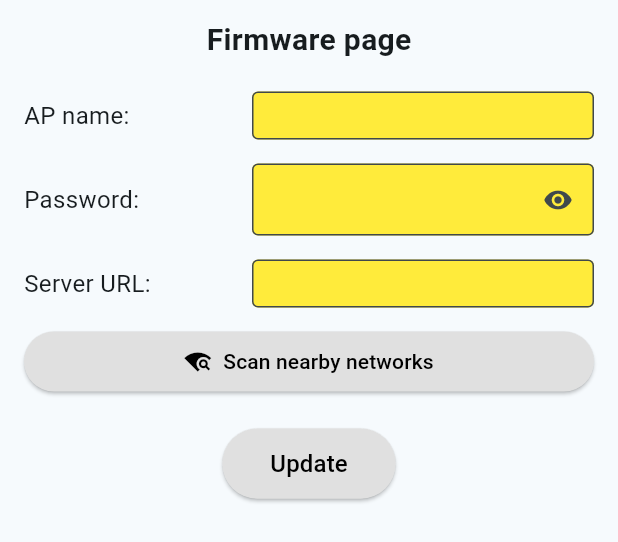
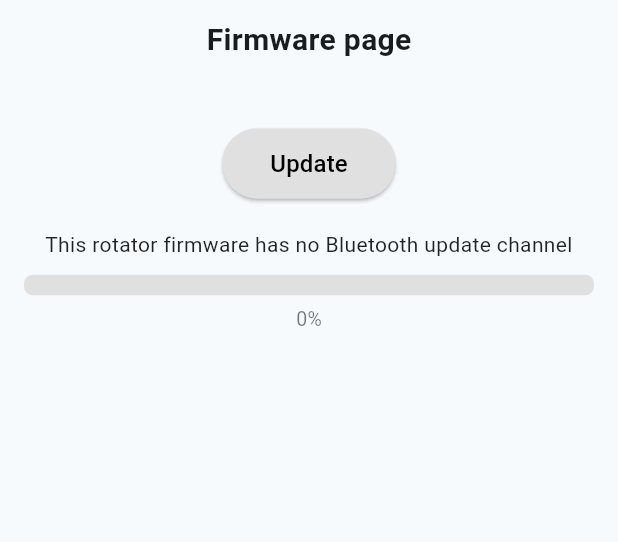
Before and after one commit to Bibusik/gyro360, a Flutter app: the _FirmwarePage widget shown alone on an empty page, opened directly with empty values, after a tap on "Update", on a phone screen of 412 x 824 dp. Shown: the top 542 px of the screen. Run offline on Flutter 3.47's test engine with Material 3 defaults, Android fonts, the phone set to English and light mode, and no system bars; our stand-ins replace flutter_blue_plus, permission_handler, sensors_plus, shared_preferences, wakelock_plus; accounts and stored records are empty.

Commit message:
Update firmware over Bluetooth instead of a WiFi hotspot
The rotator used to download the image itself, which needed an access
point and ~40-45 KB of contiguous heap for the TLS handshake - the part
that kept failing. Now the phone downloads the image and hands it over
BLE, so the box needs neither WiFi nor TLS.

The firmware page is down to one button, a status line and a 0-100% bar.
Progress follows what the box has acknowledged writing to flash, not what
the phone has sent, so the bar cannot run ahead of the actual flashing.

Before transferring anything the app compares the downloaded image with
the MD5 the box reports for its running sketch, and says the firmware is
already up to date instead of pushing 1.5 MB for nothing.

The firmware URL now lives in the app rather than in the box: the box
does not download anything any more, and it used to hand the tokenised
link to every client that connected.

Co-Authored-By: Claude Opus 5 <noreply@anthropic.com>

```diff
--- a/lib/main.dart
+++ b/lib/main.dart
@@ -8,7 +8,8 @@ import 'package:permission_handler/permission_handler.dart';
 import 'package:sensors_plus/sensors_plus.dart';
 import 'package:shared_preferences/shared_preferences.dart';
 import 'package:wakelock_plus/wakelock_plus.dart';
-import 'package:wifi_scan/wifi_scan.dart';
+import 'package:http/http.dart' as http;
+import 'package:crypto/crypto.dart';
 
 // Источник наклона для режима Rod Remote. Ротатору всё равно, откуда пришёл
 // угол: физический WT901 шлёт его сам по своему BLE-каналу, телефон - командой
@@ -37,6 +38,14 @@ class Gyro360App extends StatelessWidget {
   }
 }
 
+// Адрес прошивки держим здесь, а не в коробке. Во-первых, в новой схеме образ
+// качает телефон, а коробка в интернет не ходит вовсе - хранить адрес загрузки
+// в устройстве, которое ничего не загружает, незачем. Во-вторых, коробка
+// раздавала бы его в статусе любому подключившемуся клиенту, и ссылка с
+// токеном уходила бы в эфир при каждом подключении.
+const String kFirmwareUrl =
+    'https://gyro360.lv/serz/ota.php?t=c0dc4cd791de6a5f24489e572ea6f6dcfb65827a5a82022c8f14f83a153ceca0';
+
 // ─── BLE GATT Manager (Nordic UART Service) ───────────────────────────────────
 class BtManager {
   static final BtManager _instance = BtManager._();
@@ -46,10 +55,12 @@ class BtManager {
   static final Guid _serviceUuid = Guid('6E400001-B5A3-F393-E0A9-E50E24DCCA9E');
   static final Guid _rxCharUuid  = Guid('6E400002-B5A3-F393-E0A9-E50E24DCCA9E'); // телефон -> ESP32
   static final Guid _txCharUuid  = Guid('6E400003-B5A3-F393-E0A9-E50E24DCCA9E'); // ESP32 -> телефон
+  static final Guid _otaCharUuid = Guid('6E400004-B5A3-F393-E0A9-E50E24DCCA9E'); // телефон -> ESP32 (бинарь прошивки)
 
   BluetoothDevice? _device;
   BluetoothCharacteristic? _rxChar; // write
   BluetoothCharacteristic? _txChar; // notify
+  BluetoothCharacteristic? _otaChar; // write without response
   final _dataController = StreamController<String>.broadcast();
   String _buffer = '';
   StreamSubscription? _connSub;
@@ -77,6 +88,7 @@ class BtManager {
     for (final c in svc.characteristics) {
       if (c.uuid == _rxCharUuid) _rxChar = c;
       if (c.uuid == _txCharUuid) _txChar = c;
+      if (c.uuid == _otaCharUuid) _otaChar = c;
     }
     if (_txChar != null) {
       await _txChar!.setNotifyValue(true);
@@ -110,6 +122,25 @@ class BtManager {
     } catch (_) {}
   }
 
+  // Прошивка коробки старше этой сборки такой характеристики не отдаёт —
+  // по её отсутствию и понимаем, что обновляться по BLE ещё нечем.
+  bool get canUpdateOverBle => _otaChar != null && _connected;
+
+  // Размер куска берём от согласованного MTU: три служебных байта уходит на
+  // заголовок ATT. Android соглашается на запрошенные 247, iOS решает сам и
+  // обычно даёт 185 - на iPhone кусок просто получится меньше.
+  int get otaChunkSize {
+    final mtu = _device?.mtuNow ?? 23;
+    final n = mtu - 3;
+    return n < 20 ? 20 : (n > 244 ? 244 : n);
+  }
+
+  Future<void> sendOtaChunk(List<int> data) async {
+    final ch = _otaChar;
+    if (ch == null || !_connected) throw Exception('OTA channel not available');
+    await ch.write(data, withoutResponse: true);
+  }
+
   Future<void> disconnect() async {
     _notifySub?.cancel();
     _connSub?.cancel();
@@ -117,6 +148,7 @@ class BtManager {
     _device = null;
     _rxChar = null;
     _txChar = null;
+    _otaChar = null;
     _connected = false;
     _buffer = '';
   }
@@ -153,6 +185,10 @@ class AppState extends ChangeNotifier {
   // (нет "=", ни один case не совпадает), и в приложении вообще не было
   // видно, идёт ли прошивка и чем она закончилась - как и в вебе до этого.
   String otaMsg = '';
+  // Контрольная сумма прошивки, которая сейчас работает в коробке
+  // (ESP.getSketchMD5 на её стороне). По ней страница обновления понимает,
+  // отличается ли образ на сервере от уже установленного.
+  String fwMd5 = '';
 
   // WT901 настройки (хранятся на ротаторе)
   bool wt901Enabled = false;
@@ -252,6 +288,7 @@ class AppState extends ChangeNotifier {
         case 'SSID': ssid = v;
         case 'PASS': pass = v;
         case 'URL': url = v;
+        case 'FW_MD5': fwMd5 = v;
         case 'WT901_ENABLED': wt901Enabled = v == '1';
         case 'WT901_DEAD': wt901DeadZone = double.tryParse(v) ?? wt901DeadZone;
         case 'WT901_SPEED': wt901Speed = int.tryParse(v) ?? wt901Speed;
@@ -307,6 +344,11 @@ class _MainScreenState extends State<MainScreen> {
         if (trimmed == 'CH_3_ON') { _state.activeChannel = 2; Future.delayed(const Duration(milliseconds: 500), () { if (mounted) setState(() => _state.activeChannel = -1); }); return; }
         if (trimmed == 'CH_4_ON') { _state.activeChannel = 3; Future.delayed(const Duration(milliseconds: 500), () { if (mounted) setState(() => _state.activeChannel = -1); }); return; }
         if (trimmed.startsWith('OTA:')) { _state.otaMsg = trimmed; return; }
+        // Ответами на передачу прошивки занимается страница обновления, у неё
+        // своя подписка. Сюда они попадать не должны: подтверждение приходит
+        // каждые пару килобайт, и перерисовывать из-за них весь экран сотни
+        // раз подряд ни к чему.
+        if (trimmed.startsWith('BOTA_')) return;
         _state.parseData(data);
       });
     });
@@ -2349,192 +2391,182 @@ class _FirmwarePage extends StatefulWidget {
 }
 
 class _FirmwarePageState extends State<_FirmwarePage> {
-  late TextEditingController _ssid, _pass, _url;
-  final _ssidFocus = FocusNode(), _passFocus = FocusNode(), _urlFocus = FocusNode();
-  StreamSubscription<List<WiFiAccessPoint>>? _wifiSub;
-  List<MapEntry<String, int>> _nets = [];
-  bool _scanningWifi = false;
-  bool _showPass = false;
-  // Что отправлено, но ещё не подтверждено ротатором - такие значения нельзя
-  // затирать приходящим статусом, он какое-то время несёт прежние (см.
-  // _onStateChange).
-  String? _ssidPending, _passPending, _urlPending;
-
-  @override
-  void initState() {
-    super.initState();
-    _ssid = TextEditingController(text: widget.state.ssid);
-    _pass = TextEditingController(text: widget.state.pass);
-    _url  = TextEditingController(text: widget.state.url);
-    // Кнопки Send убраны — поля отправляют значение сами, как только
-    // теряют фокус (тап в другое место/скрытие клавиатуры).
-    _ssidFocus.addListener(() { if (!_ssidFocus.hasFocus) { _ssidPending = _ssid.text; widget.bt.send('SSID=${_ssid.text};'); } });
-    _passFocus.addListener(() { if (!_passFocus.hasFocus) { _passPending = _pass.text; widget.bt.send('PASS=${_pass.text};'); } });
-    _urlFocus.addListener(()  { if (!_urlFocus.hasFocus)  { _urlPending  = _url.text;  widget.bt.send('URL=${_url.text};'); } });
-    widget.state.addListener(_onStateChange);
-  }
-
-  // Страница создаётся один раз при старте приложения (IndexedStack держит
-  // все страницы смонтированными), а значения SSID/PASS/URL с ротатора
-  // приходят позже (после READ_ALL при подключении) — без этого слушателя
-  // поля так и оставались пустыми, даже когда на роторе что-то сохранено.
-  // Не трогаем поле, если пользователь сейчас его редактирует.
-  void _onStateChange() {
-    final s = widget.state;
-    // Отправленное значение считаем подтверждённым, только когда ротатор
-    // пришлёт его обратно.
-    if (_ssidPending == s.ssid) _ssidPending = null;
-    if (_passPending == s.pass) _passPending = null;
-    if (_urlPending  == s.url)  _urlPending  = null;
-
-    // Защиты "поле в фокусе" мало: поле отправляет значение, ТЕРЯЯ фокус, а
-    // ротатор ещё какое-то время шлёт статус со старым. Стоило перейти из
-    // URL в пароль - и только что введённый адрес молча заменялся прежним.
-    // Дальше Update уходил со старым адресом, и сервер отвечал 404. То же с
-    // паролем: набранный откатывался, поэтому и казалось, что подключиться
-    // можно только "поставив курсор" (то есть введя заново).
-    if (!_ssidFocus.hasFocus && _ssidPending == null && _ssid.text != s.ssid) _ssid.text = s.ssid;
-    if (!_passFocus.hasFocus && _passPending == null && _pass.text != s.pass) _pass.text = s.pass;
-    if (!_urlFocus.hasFocus  && _urlPending  == null && _url.text  != s.url)  _url.text  = s.url;
-  }
-
-  @override
-  void dispose() {
-    widget.state.removeListener(_onStateChange);
-    _wifiSub?.cancel();
-    _ssidFocus.dispose(); _passFocus.dispose(); _urlFocus.dispose();
-    _ssid.dispose(); _pass.dispose(); _url.dispose();
-    super.dispose();
-  }
-
-  // Сканируем WiFi-сети самим телефоном (как в web — там браузер тоже
-  // просто отображает список, доступный устройству, с которого смотрят
-  // страницу), а не ротатором: у ротатора и так одна антенна на WiFi+BLE,
-  // и WiFi.scanNetworks() на его стороне на 1-3+ секунды блокировал радио,
-  // из-за чего активное BLE-соединение с телефоном успевало оборваться.
-  Future<void> _scanWifi() async {
-    setState(() { _scanningWifi = true; _nets = []; });
-    final granted = await [Permission.locationWhenInUse, Permission.nearbyWifiDevices].request();
-    if (granted[Permission.locationWhenInUse]?.isGranted != true) {
-      if (mounted) setState(() => _scanningWifi = false);
+  bool _busy = false;
+  double _progress = 0;   // 0..1, ею же живёт шкала
+  String _status = '';    // строка состояния, по-английски
+
+  void _say(String s, {double? p}) {
+    if (!mounted) return;
+    setState(() { _status = s; if (p != null) _progress = p; });
+  }
+
+  // Прошивку скачивает сам телефон и отдаёт её коробке по BLE. Раньше коробка
+  // лезла в интернет сама, для чего ей нужна была точка доступа и ~40-45 КБ
+  // единым куском под рукопожатие TLS - на нехватке этой памяти обновление
+  // регулярно и срывалось. Теперь TLS остаётся на телефоне.
+  Future<void> _update() async {
+    if (_busy) return;
+    const url = kFirmwareUrl;
+    if (!widget.bt.canUpdateOverBle) {
+      _say('This rotator firmware has no Bluetooth update channel');
       return;
     }
-    final can = await WiFiScan.instance.canStartScan();
-    if (can != CanStartScan.yes) {
-      if (mounted) setState(() => _scanningWifi = false);
-      return;
+    setState(() { _busy = true; _progress = 0; _status = 'Downloading firmware...'; });
+    try {
+      Uint8List image;
+      try {
+        final resp = await http.get(Uri.parse(url)).timeout(const Duration(seconds: 60));
+        if (resp.statusCode != 200) { _say('Download failed: HTTP ${resp.statusCode}', p: 0); return; }
+        image = resp.bodyBytes;
+      } catch (e) {
+        _say('Download failed: $e', p: 0); return;
+      }
+      if (image.length < 4096) { _say('Downloaded file is not a firmware image', p: 0); return; }
+
+      // Сверяем скачанное с тем, что уже стоит в коробке: она сообщает
+      // контрольную сумму работающего образа (ESP.getSketchMD5). Совпало -
+      // передавать полтора мегабайта незачем.
+      final digest = md5.convert(image).toString();
+      if (widget.state.fwMd5.isNotEmpty && widget.state.fwMd5.toLowerCase() == digest.toLowerCase()) {
+        _say('Firmware is already up to date', p: 1);
+        return;
+      }
+
+      await _upload(image, digest);
+    } finally {
+      if (mounted) setState(() => _busy = false);
     }
-    await WiFiScan.instance.startScan();
-    _wifiSub?.cancel();
-    _wifiSub = WiFiScan.instance.onScannedResultsAvailable.listen((results) {
-      final nets = <String, int>{};
-      for (final r in results) {
-        if (r.ssid.isEmpty) continue;
-        if (!nets.containsKey(r.ssid) || nets[r.ssid]! < r.level) nets[r.ssid] = r.level;
+  }
+
+  // Передача идёт с окном подтверждений: коробка отвечает BOTA_ACK каждые
+  // пару килобайт, и убегать вперёд дальше окна нельзя. Без этого телефон
+  // засыпал бы её пакетами быстрее, чем она успевает писать во флеш (запись
+  // на границе сектора блокирует на десятки миллисекунд), и куски терялись бы
+  // молча - запись без подтверждения ничего не сообщает отправителю.
+  Future<void> _upload(Uint8List image, String digest) async {
+    int acked = 0;
+    int window = 4096;
+    String? error;
+    bool done = false;
+    final ready = Completer<void>();
+
+    final sub = widget.bt.dataStream.listen((line) {
+      final s = line.trim();
+      if (s.startsWith('BOTA_READY=')) {
+        window = int.tryParse(s.substring(11)) ?? window;
+        if (!ready.isCompleted) ready.complete();
+      } else if (s.startsWith('BOTA_ACK=')) {
+        acked = int.tryParse(s.substring(9)) ?? acked;
+      } else if (s == 'BOTA_DONE') {
+        done = true;
+      } else if (s.startsWith('BOTA_ERR=')) {
+        error ??= s.substring(9);
+      } else if (s == '__DISCONNECTED__') {
+        error ??= 'connection lost';
       }
-      final list = nets.entries.map((e) => MapEntry(e.key, e.value)).toList()
-        ..sort((a, b) => b.value.compareTo(a.value));
-      if (mounted) setState(() { _nets = list; _scanningWifi = false; });
-      // Скан одноразовый: подписка на этот стрим иначе продолжает жить и
-      // подсовывает список повторно при следующем системном скане (даже
-      // не нашем), из-за чего он "всплывал" сам по себе.
-      _wifiSub?.cancel();
-      _wifiSub = null;
     });
+
+    try {
+      _say('Preparing rotator...', p: 0);
+      await widget.bt.send('BOTA_BEGIN=${image.length},$digest');
+      try {
+        await ready.future.timeout(const Duration(seconds: 15));
+      } on TimeoutException {
+        _say(error ?? 'Rotator did not respond', p: 0);
+        return;
+      }
+      if (error != null) { _say(error!, p: 0); return; }
+
+      final chunk = widget.bt.otaChunkSize;
+      int sent = 0;
+      int shownPct = -1;
+      int lastAcked = 0;
+      var lastMove = DateTime.now();
+
+      while (sent < image.length) {
+        if (error != null) { _say(error!); return; }
+        if (sent - acked >= window) {          // упёрлись в окно, ждём подтверждения
+          if (acked != lastAcked) { lastAcked = acked; lastMove = DateTime.now(); }
+          if (DateTime.now().difference(lastMove) > const Duration(seconds: 20)) {
+            _say('Transfer stalled'); return;
+          }
+          await Future.delayed(const Duration(milliseconds: 4));
+          continue;
+        }
+        lastAcked = acked; lastMove = DateTime.now();
+        final end = (sent + chunk > image.length) ? image.length : sent + chunk;
+        try {
+          await widget.bt.sendOtaChunk(image.sublist(sent, end));
+        } catch (e) {
+          _say('Send failed: $e'); return;
+        }
+        sent = end;
+        // Проценты считаем по подтверждённому, а не по отправленному: шкала
+        // должна показывать записанное во флеш, иначе она добежала бы до
+        // конца заметно раньше самой прошивки.
+        final pct = acked * 100 ~/ image.length;
+        if (pct != shownPct) {
+          shownPct = pct;
+          _say('Uploading to rotator... $pct%', p: acked / image.length);
+        }
+      }
+
+      await widget.bt.send('BOTA_END');
+      _say('Finishing...', p: 1);
+      // Коробка досчитывает контрольную сумму и переключает загрузочный слот.
+      final deadline = DateTime.now().add(const Duration(seconds: 90));
+      while (!done && error == null && DateTime.now().isBefore(deadline)) {
+        await Future.delayed(const Duration(milliseconds: 100));
+      }
+      // Порядок проверок важен: сразу за подтверждением коробка уходит в
+      // перезагрузку, и связь рвётся - обрыв тут означает успех, а не сбой.
+      if (done) {
+        _say('Update complete. Rotator is rebooting.', p: 1);
+      } else {
+        _say(error ?? 'No confirmation from rotator', p: 1);
+      }
+    } finally {
+      await sub.cancel();
+    }
   }
 
   @override
   Widget build(BuildContext context) {
-    final bt = widget.bt;
     return SingleChildScrollView(child: Column(children: [
       _pageTitle('Firmware page'),
-      _fieldRow('AP name:', _ssid, _ssidFocus),
-      _fieldRow('Password:', _pass, _passFocus, obscure: !_showPass),
-      _fieldRow('Server URL:', _url, _urlFocus),
-      Padding(
-        padding: const EdgeInsets.symmetric(horizontal: 16, vertical: 4),
-        child: SizedBox(width: double.infinity, child: ElevatedButton.icon(
-          icon: _scanningWifi
-              ? const SizedBox(width: 16, height: 16, child: CircularProgressIndicator(strokeWidth: 2))
-              : const Icon(Icons.wifi_find),
-          label: Text(_scanningWifi ? 'Scanning...' : 'Scan nearby networks'),
-          onPressed: _scanningWifi ? null : _scanWifi,
-          style: ElevatedButton.styleFrom(backgroundColor: Colors.grey.shade300, foregroundColor: Colors.black, padding: const EdgeInsets.symmetric(vertical: 10)),
-        )),
-      ),
-      if (_nets.isNotEmpty)
-        Container(
-          margin: const EdgeInsets.symmetric(horizontal: 16, vertical: 4),
-          padding: const EdgeInsets.symmetric(vertical: 4),
-          decoration: BoxDecoration(color: Colors.grey.shade200, borderRadius: BorderRadius.circular(12)),
-          child: Column(children: _nets.map((n) => ListTile(
-            dense: true,
-            leading: const Icon(Icons.wifi, color: Color(0xFF546E7A)),
-            title: Text(n.key, style: const TextStyle(fontWeight: FontWeight.bold, fontSize: 14)),
-            trailing: Text('${n.value} dBm', style: const TextStyle(fontSize: 12)),
-            onTap: () {
-              setState(() { _ssid.text = n.key; _nets = []; });
-              bt.send('SSID=${n.key};');
-            },
-          )).toList()),
-        ),
-      const SizedBox(height: 16),
+      const SizedBox(height: 32),
       ElevatedButton(
-        onPressed: () async {
-          // Поля SSID/PASS/URL шлют своё значение только по потере фокуса
-          // (см. addListener выше) - если нажать Update сразу после ввода,
-          // не тапнув по другому полю, последняя правка никогда не уходила
-          // на коробку. Явно досылаем текущие значения перед самим Update.
-          // await между вызовами обязателен - без него более длинная запись
-          // (URL с токеном) обрывалась следующим send() раньше, чем BLE-стек
-          // успевал её дописать (send() теперь сам ждёт завершения записи).
-          await bt.send('SSID=${_ssid.text};');
-          await bt.send('PASS=${_pass.text};');
-          await bt.send('URL=${_url.text};');
-          await bt.send('UPDATE=1;');
-        },
-        style: ElevatedButton.styleFrom(backgroundColor: Colors.grey.shade300, foregroundColor: Colors.black, padding: const EdgeInsets.symmetric(horizontal: 32, vertical: 12)),
+        onPressed: _busy ? null : _update,
+        style: ElevatedButton.styleFrom(
+          backgroundColor: Colors.grey.shade300, foregroundColor: Colors.black,
+          padding: const EdgeInsets.symmetric(horizontal: 32, vertical: 12)),
         child: const Text('Update', style: TextStyle(fontSize: 16)),
       ),
-      if (widget.state.otaMsg.isNotEmpty)
-        Padding(
-          padding: const EdgeInsets.symmetric(horizontal: 16, vertical: 8),
-          child: Text(widget.state.otaMsg.replaceFirst('OTA:', '').trim(),
-              textAlign: TextAlign.center, style: const TextStyle(fontSize: 13, color: Colors.black54)),
-        ),
-    ]));
-  }
-
-  Widget _fieldRow(String label, TextEditingController ctrl, FocusNode focusNode, {bool obscure = false}) {
-    return Padding(
-      padding: const EdgeInsets.symmetric(horizontal: 16, vertical: 8),
-      child: Row(children: [
-        Expanded(flex: 2, child: Text(label, style: const TextStyle(fontSize: 16))),
-        Expanded(flex: 3, child: TextField(
-          controller: ctrl, obscureText: obscure, focusNode: focusNode,
-          onSubmitted: (_) => focusNode.unfocus(),
-          decoration: InputDecoration(
-            filled: true, fillColor: Colors.yellow,
-            border: OutlineInputBorder(borderRadius: BorderRadius.circular(4)),
-            contentPadding: const EdgeInsets.symmetric(horizontal: 8, vertical: 4),
-            isDense: true,
-            // Ротатор присылает сохранённый пароль обратно, и под точками не
-            // видно, что именно там лежит: свой пароль, заводской "gyro360"
-            // или обрезанный остаток. Пока посмотреть было нельзя, оставалось
-            // только вводить заново вслепую.
-            suffixIcon: !_isPassField(ctrl) ? null : IconButton(
-              icon: Icon(_showPass ? Icons.visibility_off : Icons.visibility, size: 20),
-              padding: EdgeInsets.zero,
-              constraints: const BoxConstraints(),
-              tooltip: _showPass ? 'Hide password' : 'Show password',
-              onPressed: () => setState(() => _showPass = !_showPass),
+      const SizedBox(height: 20),
+      Padding(
+        padding: const EdgeInsets.symmetric(horizontal: 16),
+        child: Text(_status.isEmpty ? 'Ready' : _status,
+            textAlign: TextAlign.center,
+            style: const TextStyle(fontSize: 14, color: Colors.black87)),
+      ),
+      const SizedBox(height: 10),
+      Padding(
+        padding: const EdgeInsets.symmetric(horizontal: 16),
+        child: Column(children: [
+          ClipRRect(
+            borderRadius: BorderRadius.circular(6),
+            child: LinearProgressIndicator(
+              value: _progress, minHeight: 14,
+              backgroundColor: Colors.grey.shade300,
+              valueColor: const AlwaysStoppedAnimation<Color>(Color(0xFF546E7A)),
             ),
           ),
-          style: const TextStyle(fontWeight: FontWeight.bold, fontSize: 16),
-        )),
-      ]),
-    );
-  }
-
-  bool _isPassField(TextEditingController ctrl) => identical(ctrl, _pass);
-}
+          const SizedBox(height: 6),
+          Text('${(_progress * 100).toStringAsFixed(0)}%',
+              style: const TextStyle(fontSize: 13, color: Colors.black54)),
+        ]),
+      ),
+      const SizedBox(height: 20),
+    ]));
+  }
+}
--- a/pubspec.yaml
+++ b/pubspec.yaml
@@ -17,6 +17,8 @@ dependencies:
   sensors_plus: ^7.1.0
   shared_preferences: ^2.5.5
   wakelock_plus: ^1.7.0
+  http: ^1.2.2
+  crypto: ^3.0.6
 
 dev_dependencies:
   flutter_test:
```
Also changed, not shown: pubspec.lock.
